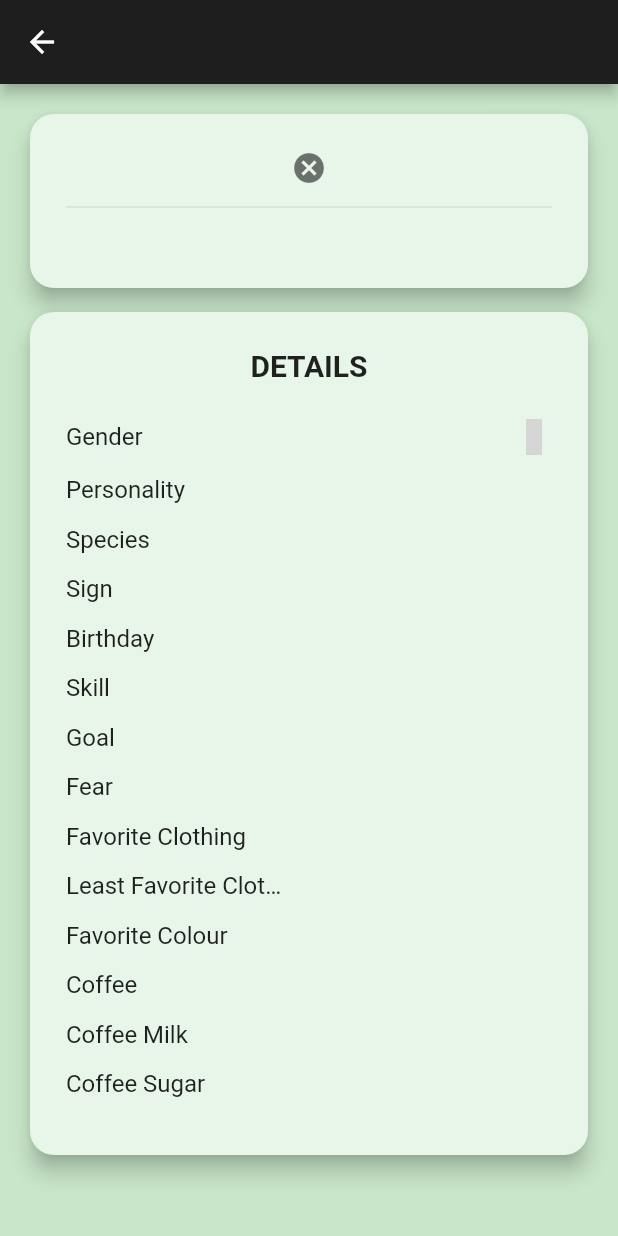
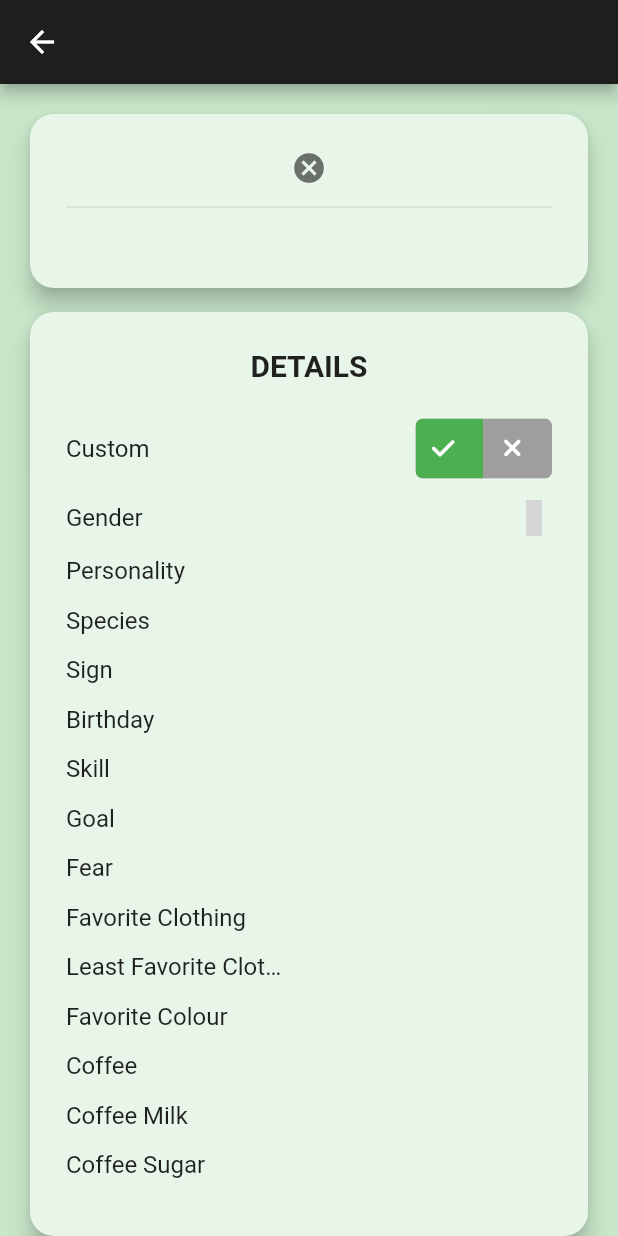
Before and after one commit to carluqcor/Animal-Crossing-App, a Flutter app: the VillagerPage screen opened directly with empty values, on a phone screen of 412 x 824 dp. Run offline on Flutter 3.47's test engine with Material 2 defaults, Android fonts, the phone set to English and light mode, and no system bars; drawn by our look-alikes of cached_network_image, toggle_switch; our stand-ins replace dio, flutter_i18n, flutter_icons, flutter_svg, flutter_vector_icons, shared_preferences; missing offline and left inert: big_tip, expand_widget, flutter_web_browser, quick_actions, row_collection, search_page and 1 more; accounts and stored records are empty; network calls fail; grey boxes are pictures that could not be loaded.

Commit message:
Added Villager custom saved (#33)
* Added shared preferences but not able to get them as a list string

* Cosas

* Added shared preferences but not able to get them as a list string

* Cosas

* Commit

```diff
--- a/lib/ui/pages/villager.dart
+++ b/lib/ui/pages/villager.dart
@@ -1,7 +1,11 @@
 import 'package:ACApp/models/villager.dart';
+import 'package:ACApp/repositories/index.dart';
 import 'package:ACApp/util/index.dart';
 import 'package:flutter/material.dart';
 import 'package:flutter_web_browser/flutter_web_browser.dart';
+import 'package:provider/provider.dart';
+import 'package:flutter_icons/flutter_icons.dart';
+import 'package:toggle_switch/toggle_switch.dart';
 
 import '../../models/index.dart';
 import '../widgets/index.dart';
@@ -10,6 +14,7 @@ import '../widgets/index.dart';
 /// It shows detailed information of cocktails like
 /// instructions, ingredients and measure
 class VillagerPage extends StatelessWidget {
+  final _scaffoldKey = GlobalKey<ScaffoldState>();
   final Villager _villager;
 
   VillagerPage(this._villager);
@@ -17,6 +22,7 @@ class VillagerPage extends StatelessWidget {
   @override
   Widget build(BuildContext context) {
     return Scaffold(
+      key: _scaffoldKey,
       appBar: AppBar(title: Text(_villager.name), centerTitle: true),
       body: ListView(
         padding: const EdgeInsets.all(16),
@@ -39,6 +45,39 @@ class VillagerPage extends StatelessWidget {
             title: 'DETAILS',
             body: Column(
               children: <Widget>[
+                _villager.gender != null
+                    ? RowItem(
+                        'Custom',
+                        ToggleSwitch(
+                            initialLabelIndex: Provider.of<VillagerRepository>(
+                                    context,
+                                    listen: false)
+                                .isVillagerSaved(_villager.name),
+                            minWidth: 45.0,
+                            cornerRadius: 5,
+                            activeBgColor: Colors.green,
+                            activeTextColor: Colors.white,
+                            inactiveBgColor: Colors.grey,
+                            inactiveTextColor: Colors.white,
+                            labels: ['NO', 'YES'],
+                            icons: [FontAwesome.check, FontAwesome.times],
+                            onToggle: (index) async {
+                              if (index == 1) {
+                                if(!(await Provider.of<VillagerRepository>(context,listen: false).addVillagerUser(_villager.name))) {
+                                  _scaffoldKey.currentState..hideCurrentSnackBar()..showSnackBar(SnackBar(content: Text('Error'),));
+                                }else{
+                                  _scaffoldKey.currentState..hideCurrentSnackBar()..showSnackBar(SnackBar(content: Text('Mu bien chiquito'),));
+                                }
+                              } else {
+                                Provider.of<VillagerRepository>(context,
+                                        listen: false)
+                                    .removeVillagerUser(_villager.name);
+                                _scaffoldKey.currentState..hideCurrentSnackBar()..showSnackBar(SnackBar(content: Text('Borrado correctamente'),));
+                              }
+                            }),
+                      )
+                    : Separator.none(),
+                Separator.spacer(),
                 _villager.gender != null
                     ? RowItem.iconRowSet(
                         'Gender',
--- a/lib/util/index.dart
+++ b/lib/util/index.dart
@@ -6,3 +6,4 @@ export 'icon_gender.dart';
 export 'data.dart';
 export 'flowers.dart';
 export 'menu.dart';
+export 'shared_preference_save.dart';
--- /dev/null
+++ b/lib/util/shared_preference_save.dart
@@ -0,0 +1,6 @@
+import 'package:shared_preferences/shared_preferences.dart';
+
+Future<List<String>> readPreferences(String key) async {
+  final prefs = await SharedPreferences.getInstance();
+  return prefs.getStringList(key);
+}
--- a/pubspec.yaml
+++ b/pubspec.yaml
@@ -30,6 +30,7 @@ dependencies:
   row_collection: ^0.2.4
   search_page: ^1.2.0
   sliver_fab: ^1.0.0
+  toggle_switch: ^0.1.4
 
   ## Tools
   flutter_i18n: ^0.13.0
```
Also changed, not shown: lib/repositories/villager.dart (+58 -2 lines), lib/ui/tabs/villager.dart (+2 -8 lines), pubspec.lock.
